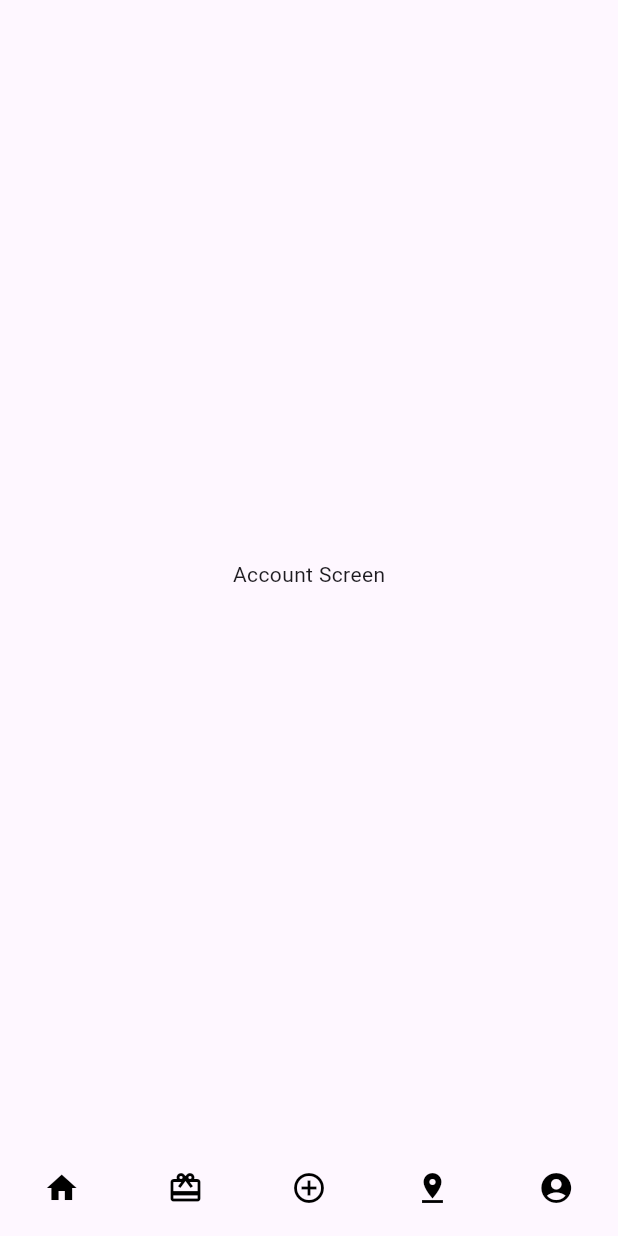
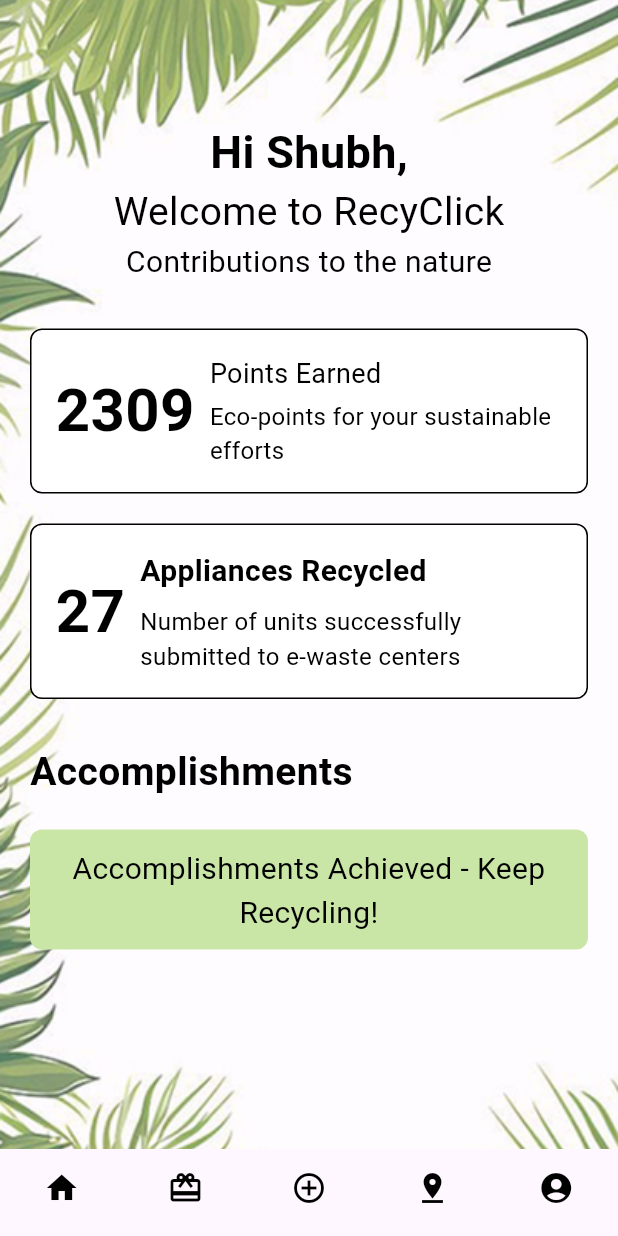
Before and after one commit to Lavitratyagi/recyclick, a Flutter app: the UserHomePage screen opened directly, item 5 of the bottom bar chosen, on a phone screen of 412 x 824 dp. Run offline on Flutter 3.47's test engine with Material 3 defaults, Android fonts, the phone set to English and light mode, and no system bars; our stand-ins replace image_picker; Roboto replaces fonts that are missing (Montserrat).

Commit message:
Add user signup, navigation, and order confirmation screens with layout and assets

```diff
--- a/lib/screens/user_signup.dart
+++ b/lib/screens/user_signup.dart
@@ -1,5 +1,5 @@
 import 'package:flutter/material.dart';
-import 'package:recyclick/screens/user_navigation.dart';
+import 'package:recyclick/screens/users/user_navigation.dart';
 
 class UserSignupPage extends StatefulWidget {
   @override
--- a/lib/screens/add_item.dart
+++ b/lib/screens/users/add_item.dart
@@ -1,5 +1,5 @@
 import 'package:flutter/material.dart';
-import 'package:recyclick/screens/device_selection.dart';
+import 'package:recyclick/screens/users/device_selection.dart';
 
 class AddItemPage extends StatelessWidget {
   @override
--- a/lib/screens/device_selection.dart
+++ b/lib/screens/users/device_selection.dart
@@ -1,5 +1,5 @@
 import 'package:flutter/material.dart';
-import 'package:recyclick/screens/image_upload.dart';
+import 'package:recyclick/screens/users/image_upload.dart';
 
 class DeviceTypeSelectionPage extends StatelessWidget {
   // List of product image asset paths.
--- /dev/null
+++ b/lib/screens/users/home.dart
@@ -0,0 +1,85 @@
+import 'package:flutter/material.dart';
+
+class HomePage extends StatefulWidget {
+  @override
+  _HomePageState createState() => _HomePageState();
+}
+
+class _HomePageState extends State<HomePage> {
+  @override
+  Widget build(BuildContext context) {
+    return Scaffold(
+      resizeToAvoidBottomInset:
+          false, // Prevents background shifting when keyboard appears.
+      body: Stack(
+        children: [
+          // Full-screen background image.
+          Positioned.fill(
+            child: Image.asset('assets/user_bg.png', fit: BoxFit.cover),
+          ),
+          // Scrollable content.
+          SingleChildScrollView(
+            padding: EdgeInsets.fromLTRB(
+              20,
+              40,
+              20,
+              100,
+            ), // Extra bottom padding for the button.
+            child: Column(
+              crossAxisAlignment: CrossAxisAlignment.start,
+              children: [
+                // Top row with logo and RecyClick text.
+                Row(
+                  children: [
+                    Image.asset('assets/logo.png', height: 50, width: 50),
+                    SizedBox(width: 10),
+                    Text(
+                      'RecyClick',
+                      style: TextStyle(
+                        fontFamily: 'Montserrat',
+                        fontSize: 28,
+                        fontWeight: FontWeight.bold,
+                        color: Colors.black,
+                      ),
+                    ),
+                  ],
+                ),
+                SizedBox(height: 20),
+                Text(
+                  'Welcome Shubh,',
+                  textAlign: TextAlign.center,
+                  style: TextStyle(
+                    fontFamily: 'Montserrat',
+                    fontSize: 30,
+                    fontWeight: FontWeight.bold,
+                    color: Colors.black,
+                  ),
+                ),
+                SizedBox(height: 30),
+                Text(
+                  'Track your contribution!',
+                  style: TextStyle(
+                    fontFamily: 'Montserrat',
+                    fontSize: 26,
+                    color: Colors.black,
+                  ),
+                ),
+                SizedBox(height: 16),
+                Center(
+                  child: Text(
+                    "RecyClick is a one-stop platform dedicated to making recycling effortless and accessible. We believe that small actions can create a big impact, and with just a click, you can contribute to a cleaner, greener planet. Our mission is to simplify waste management by connecting individuals and businesses with efficient recycling solutions.",
+                    style: TextStyle(
+                      fontFamily: 'Montserrat',
+                      fontSize: 24,
+                      color: Colors.black,
+                    ),
+                  ),
+                ),
+              ],
+            ),
+          ),
+        ],
+      ),
+    );
+  }
+}
--- a/lib/screens/image_upload.dart
+++ b/lib/screens/users/image_upload.dart
@@ -1,7 +1,7 @@
 import 'package:flutter/material.dart';
 import 'dart:io';
 import 'package:image_picker/image_picker.dart';
-import 'package:recyclick/screens/product_details.dart';
+import 'package:recyclick/screens/users/product_details.dart';
 
 class PhotoUploadPage extends StatefulWidget {
   @override
--- a/lib/screens/order_confirm.dart
+++ b/lib/screens/users/order_confirm.dart
@@ -69,7 +69,6 @@
                     width: 200,
                     child: ElevatedButton(
                       onPressed: () {
-                        // Add your track order logic here.
                       },
                       style: ElevatedButton.styleFrom(
                         backgroundColor: Color(0xFF1BA133),
--- a/lib/screens/product_details.dart
+++ b/lib/screens/users/product_details.dart
@@ -1,5 +1,5 @@
 import 'package:flutter/material.dart';
-import 'package:recyclick/screens/product_specs.dart';
+import 'package:recyclick/screens/users/product_specs.dart';
 
 class ProductDetailsPage extends StatefulWidget {
   @override
--- a/lib/screens/product_specs.dart
+++ b/lib/screens/users/product_specs.dart
@@ -1,5 +1,5 @@
 import 'package:flutter/material.dart';
-import 'package:recyclick/screens/order_confirm.dart';
+import 'package:recyclick/screens/users/order_confirm.dart';
 
 class ProductSpecsPage extends StatefulWidget {
   @override
--- a/lib/screens/user_navigation.dart
+++ b/lib/screens/users/user_navigation.dart
@@ -1,5 +1,7 @@
 import 'package:flutter/material.dart';
-import 'package:recyclick/screens/add_item.dart';
+import 'package:recyclick/screens/users/add_item.dart';
+import 'package:recyclick/screens/users/home.dart';
+import 'package:recyclick/screens/users/user_profile.dart';
 
 class UserHomePage extends StatefulWidget {
   @override
@@ -12,11 +14,11 @@
 
   // List of pages for the bottom navigation bar.
   final List<Widget> _pages = [
-    HomeScreen(),    // Home page placeholder
-    RewardScreen(),  // Reward page placeholder
-    AddItemPage(),      // Plus page (custom page)
-    PinScreen(),     // Pin page placeholder
-    AccountScreen(), // Account page placeholder
+    HomePage(), // Home page placeholder
+    RewardScreen(), // Reward page placeholder
+    AddItemPage(), // Plus page (custom page)
+    PinScreen(), // Pin page placeholder
+    UserProfilePage(), // Account page placeholder
   ];
 
   @override
@@ -42,10 +44,7 @@
         showSelectedLabels: false,
         showUnselectedLabels: false,
         items: [
-          BottomNavigationBarItem(
-            icon: Icon(Icons.home),
-            label: 'Home',
-          ),
+          BottomNavigationBarItem(icon: Icon(Icons.home), label: 'Home'),
           BottomNavigationBarItem(
             icon: Icon(Icons.card_giftcard), // giftbox-type icon for reward.
             label: 'Reward',
@@ -68,14 +67,6 @@
   }
 }
 
-// Dummy Home Screen placeholder.
-class HomeScreen extends StatelessWidget {
-  @override
-  Widget build(BuildContext context) {
-    return Center(child: Text("Home Screen"));
-  }
-}
-
 // Dummy Reward Screen placeholder.
 class RewardScreen extends StatelessWidget {
   @override
@@ -91,11 +82,3 @@
     return Center(child: Text("Pin Screen"));
   }
 }
-
-// Dummy Account Screen placeholder.
-class AccountScreen extends StatelessWidget {
-  @override
-  Widget build(BuildContext context) {
-    return Center(child: Text("Account Screen"));
-  }
-}
--- /dev/null
+++ b/lib/screens/users/user_profile.dart
@@ -0,0 +1,245 @@
+import 'dart:async';
+import 'package:flutter/material.dart';
+
+class UserProfilePage extends StatefulWidget {
+  @override
+  _UserProfilePageState createState() => _UserProfilePageState();
+}
+
+class _UserProfilePageState extends State<UserProfilePage> {
+  // List of accomplishment texts.
+  final List<String> accomplishments = [
+    "Accomplishments Achieved - Keep Recycling!",
+    "Appliances Recycled - Amazing Work!",
+    "Eco-points Earned - Keep it Up!",
+  ];
+
+  int _currentAccIndex = 0;
+  Timer? _accTimer;
+
+  @override
+  void initState() {
+    super.initState();
+    // Update accomplishment index every 5 seconds.
+    _accTimer = Timer.periodic(Duration(seconds: 5), (timer) {
+      setState(() {
+        _currentAccIndex = (_currentAccIndex + 1) % accomplishments.length;
+      });
+    });
+  }
+
+  @override
+  void dispose() {
+    _accTimer?.cancel();
+    super.dispose();
+  }
+
+  @override
+  Widget build(BuildContext context) {
+    return Scaffold(
+      extendBody: true, // Ensure background extends fully.
+      resizeToAvoidBottomInset: false,
+      body: Stack(
+        fit: StackFit.expand,
+        children: [
+          // Full-screen background image.
+          Image.asset(
+            'assets/user_bg.png',
+            fit: BoxFit.cover,
+          ),
+          // Main content overlay.
+          SingleChildScrollView(
+            padding: EdgeInsets.fromLTRB(
+              20,
+              40,
+              20,
+              MediaQuery.of(context).padding.bottom + 20,
+            ),
+            child: Column(
+              children: [
+                SizedBox(height: 40),
+                // Greeting texts.
+                Text(
+                  'Hi Shubh,',
+                  style: TextStyle(
+                    fontFamily: 'Montserrat',
+                    fontSize: 30,
+                    fontWeight: FontWeight.bold,
+                    color: Colors.black,
+                  ),
+                ),
+                Text(
+                  'Welcome to RecyClick',
+                  style: TextStyle(
+                    fontFamily: 'Montserrat',
+                    fontSize: 26,
+                    color: Colors.black,
+                  ),
+                ),
+                Text(
+                  'Contributions to the nature',
+                  style: TextStyle(
+                    fontFamily: 'Montserrat',
+                    fontSize: 20,
+                    color: Colors.black,
+                  ),
+                ),
+                SizedBox(height: 30),
+                // Eco-points box restructured as a row.
+                Container(
+                  width: double.infinity,
+                  padding: EdgeInsets.all(16),
+                  decoration: BoxDecoration(
+                    color: Colors.white,
+                    border: Border.all(color: Colors.black),
+                    borderRadius: BorderRadius.circular(8),
+                  ),
+                  child: Row(
+                    children: [
+                      Text(
+                        '2309',
+                        style: TextStyle(
+                          fontFamily: 'Montserrat',
+                          fontSize: 40,
+                          fontWeight: FontWeight.bold,
+                          color: Colors.black,
+                        ),
+                      ),
+                      SizedBox(width: 10),
+                      Expanded(
+                        child: Column(
+                          crossAxisAlignment: CrossAxisAlignment.start,
+                          children: [
+                            Text(
+                              'Points Earned',
+                              style: TextStyle(
+                                fontFamily: 'Montserrat',
+                                fontSize: 18,
+                                color: Colors.black,
+                              ),
+                            ),
+                            SizedBox(height: 4),
+                            Text(
+                              'Eco-points for your sustainable efforts',
+                              style: TextStyle(
+                                fontFamily: 'Montserrat',
+                                fontSize: 16,
+                                color: Colors.black,
+                              ),
+                            ),
+                          ],
+                        ),
+                      ),
+                    ],
+                  ),
+                ),
+                SizedBox(height: 20),
+                // Appliances Recycled box restructured as a row.
+                Container(
+                  width: double.infinity,
+                  padding: EdgeInsets.all(16),
+                  decoration: BoxDecoration(
+                    color: Colors.white,
+                    border: Border.all(color: Colors.black),
+                    borderRadius: BorderRadius.circular(8),
+                  ),
+                  child: Row(
+                    children: [
+                      Text(
+                        '27',
+                        style: TextStyle(
+                          fontFamily: 'Montserrat',
+                          fontSize: 40,
+                          fontWeight: FontWeight.bold,
+                          color: Colors.black,
+                        ),
+                      ),
+                      SizedBox(width: 10),
+                      Expanded(
+                        child: Column(
+                          crossAxisAlignment: CrossAxisAlignment.start,
+                          children: [
+                            Text(
+                              'Appliances Recycled',
+                              style: TextStyle(
+                                fontFamily: 'Montserrat',
+                                fontSize: 20,
+                                fontWeight: FontWeight.bold,
+                                color: Colors.black,
+                              ),
+                            ),
+                            SizedBox(height: 8),
+                            Text(
+                              'Number of units successfully submitted to e-waste centers',
+                              style: TextStyle(
+                                fontFamily: 'Montserrat',
+                                fontSize: 16,
+                                color: Colors.black,
+                              ),
+                            ),
+                          ],
+                        ),
+                      ),
+                      // If you wish to include an icon, you can add it here.
+                      // Icon(Icons.recycling, size: 40, color: Colors.black),
+                    ],
+                  ),
+                ),
+                SizedBox(height: 30),
+                // Accomplishments header.
+                Align(
+                  alignment: Alignment.centerLeft,
+                  child: Text(
+                    'Accomplishments',
+                    style: TextStyle(
+                      fontFamily: 'Montserrat',
+                      fontSize: 26,
+                      fontWeight: FontWeight.bold,
+                      color: Colors.black,
+                    ),
+                  ),
+                ),
+                SizedBox(height: 20),
+                // Animated sliding accomplishments box with only text.
+                AnimatedSwitcher(
+                  duration: Duration(milliseconds: 500),
+                  transitionBuilder: (child, animation) {
+                    return SlideTransition(
+                      position: Tween<Offset>(
+                        begin: Offset(1, 0),
+                        end: Offset(0, 0),
+                      ).animate(animation),
+                      child: child,
+                    );
+                  },
+                  child: Container(
+                    key: ValueKey<int>(_currentAccIndex),
+                    width: double.infinity,
+                    height: 80, // Fixed height for consistency.
+                    padding: EdgeInsets.all(12),
+                    decoration: BoxDecoration(
+                      color: Color(0xFFCAE6A7), // Background color CAE6A7.
+                      borderRadius: BorderRadius.circular(8), // Rounded corners.
+                    ),
+                    child: Center(
+                      child: Text(
+                        accomplishments[_currentAccIndex],
+                        style: TextStyle(
+                          fontFamily: 'Montserrat',
+                          fontSize: 20,
+                          color: Colors.black,
+                        ),
+                        textAlign: TextAlign.center,
+                      ),
+                    ),
+                  ),
+                ),
+                SizedBox(height: 40),
+              ],
+            ),
+          ),
+        ],
+      ),
+    );
+  }
+}
```
Also changed, not shown: lib/screens/users/main.dart (renamed from lib/main.dart).
